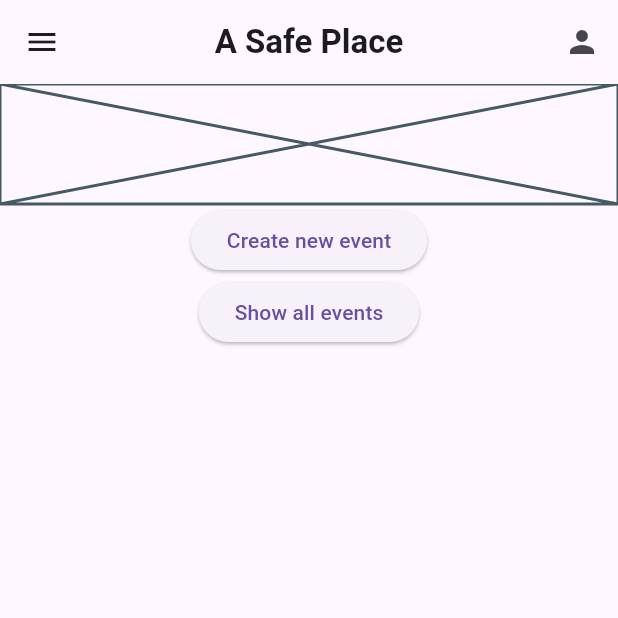
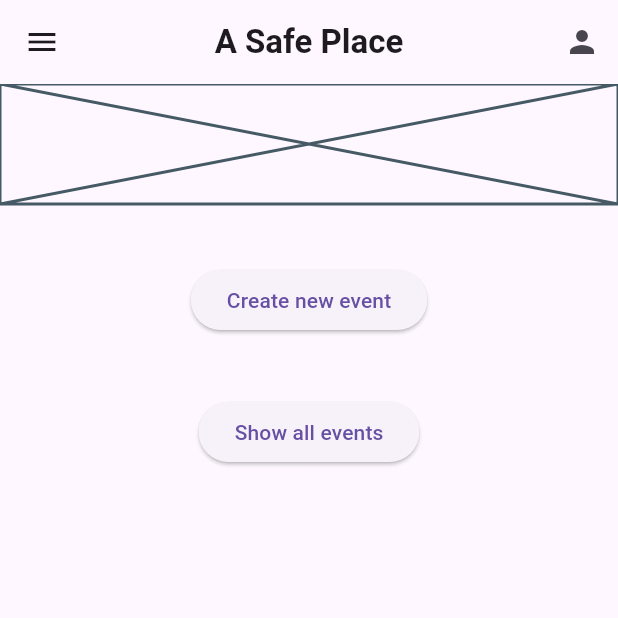
Before and after one commit to frasey/a_safe_place, a Flutter app: the HomePage screen opened directly, on a phone screen of 412 x 824 dp, the top half of it. Run offline on Flutter 3.47's test engine with Material 3 defaults, Android fonts, the phone set to English and light mode, and no system bars; our stand-ins replace cloud_firestore, file_picker, firebase_auth, firebase_core, firebase_database, flutter_colorpicker and 4 more; missing offline and left inert: firebase_app_check; accounts and stored records are empty.

Commit message:
added space between items on home_page

```diff
--- a/lib/Homepage/HomePage.dart
+++ b/lib/Homepage/HomePage.dart
@@ -96,7 +96,7 @@ class HomePage extends StatelessWidget {
             //                 type: PageTransitionType.scale,
             //                 alignment: Alignment.topCenter,
             //                 child: const PAGE-YOU-WANT-TO-LINK-TO(),
-
+            const SizedBox(height: 40),
             ElevatedButton(
               child: const Text('Create new event'),
               onPressed: () => Navigator.of(context).push(PageTransition(
@@ -108,6 +108,7 @@ class HomePage extends StatelessWidget {
                   ),
                 ),
             ),
+            const SizedBox(height: 40),
             // SEE ALL EVENTS
             ElevatedButton(
               child: const Text('Show all events'),
```
